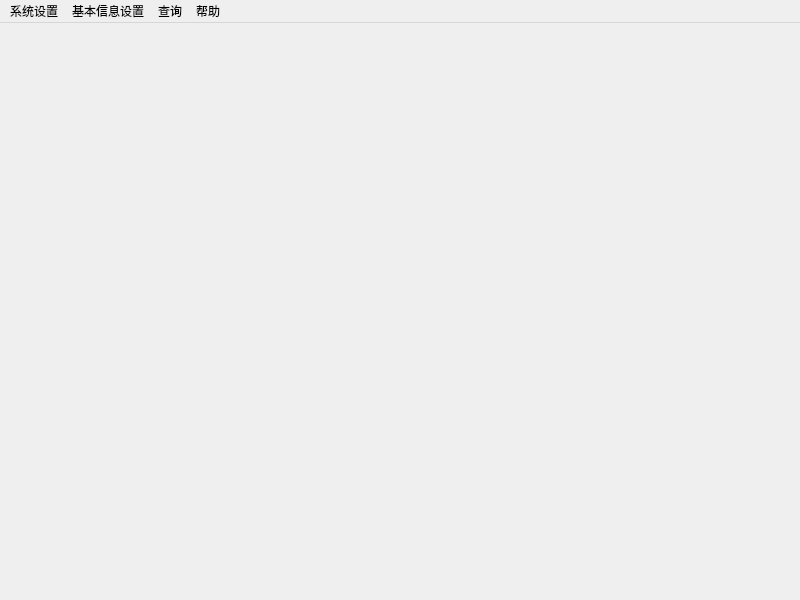
Old version of the form balance.ui in the repository yuyan235813/balance_platform.
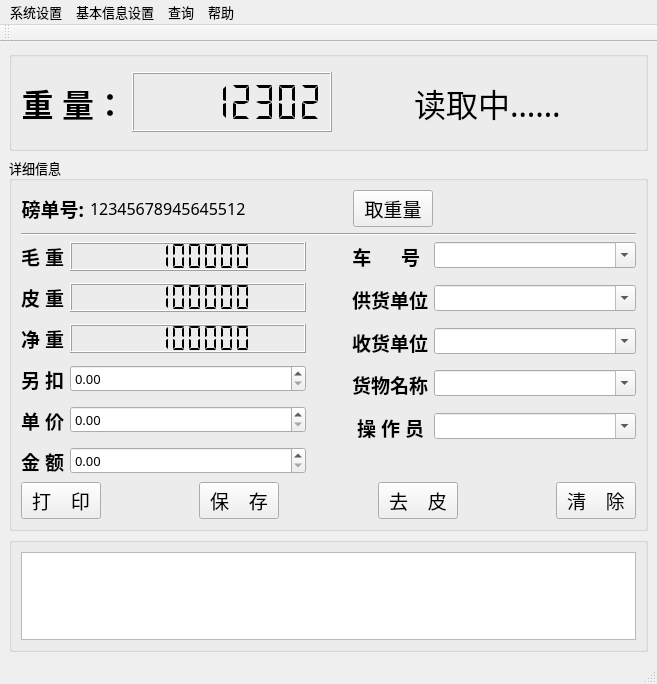
New version of the form.

Commit message: main window 布局

What changed in the file:
```diff
--- a/balance.ui
+++ b/balance.ui
@@ -6,20 +6,1024 @@
    <rect>
     <x>0</x>
     <y>0</y>
-    <width>800</width>
-    <height>600</height>
+    <width>657</width>
+    <height>684</height>
    </rect>
   </property>
+  <property name="font">
+   <font>
+    <family>微软雅黑</family>
+    <pointsize>10</pointsize>
+    <weight>50</weight>
+    <bold>false</bold>
+   </font>
+  </property>
+  <property name="acceptDrops">
+   <bool>false</bool>
+  </property>
   <property name="windowTitle">
    <string>牛逼的称重系统</string>
   </property>
-  <widget class="QWidget" name="centralWidget"/>
+  <widget class="QWidget" name="centralWidget">
+   <layout class="QVBoxLayout" name="verticalLayout" stretch="1,5,2">
+    <item>
+     <widget class="QGroupBox" name="groupBox">
+      <property name="minimumSize">
+       <size>
+        <width>600</width>
+        <height>100</height>
+       </size>
+      </property>
+      <property name="title">
+       <string/>
+      </property>
+      <layout class="QHBoxLayout" name="horizontalLayout">
+       <item>
+        <widget class="QLabel" name="weightLabel">
+         <property name="font">
+          <font>
+           <pointsize>24</pointsize>
+           <weight>75</weight>
+           <bold>true</bold>
+          </font>
+         </property>
+         <property name="layoutDirection">
+          <enum>Qt::LeftToRight</enum>
+         </property>
+         <property name="text">
+          <string>重 量：</string>
+         </property>
+         <property name="alignment">
+          <set>Qt::AlignRight|Qt::AlignTrailing|Qt::AlignVCenter</set>
+         </property>
+         <property name="wordWrap">
+          <bool>false</bool>
+         </property>
+         <property name="textInteractionFlags">
+          <set>Qt::LinksAccessibleByMouse</set>
+         </property>
+        </widget>
+       </item>
+       <item>
+        <widget class="QLCDNumber" name="weightLcdNumber">
+         <property name="enabled">
+          <bool>true</bool>
+         </property>
+         <property name="minimumSize">
+          <size>
+           <width>200</width>
+           <height>60</height>
+          </size>
+         </property>
+         <property name="maximumSize">
+          <size>
+           <width>500</width>
+           <height>60</height>
+          </size>
+         </property>
+         <property name="font">
+          <font>
+           <pointsize>12</pointsize>
+          </font>
+         </property>
+         <property name="cursor">
+          <cursorShape>ArrowCursor</cursorShape>
+         </property>
+         <property name="mouseTracking">
+          <bool>false</bool>
+         </property>
+         <property name="tabletTracking">
+          <bool>false</bool>
+         </property>
+         <property name="focusPolicy">
+          <enum>Qt::ClickFocus</enum>
+         </property>
+         <property name="acceptDrops">
+          <bool>false</bool>
+         </property>
+         <property name="layoutDirection">
+          <enum>Qt::LeftToRight</enum>
+         </property>
+         <property name="autoFillBackground">
+          <bool>false</bool>
+         </property>
+         <property name="frameShape">
+          <enum>QFrame::Box</enum>
+         </property>
+         <property name="frameShadow">
+          <enum>QFrame::Raised</enum>
+         </property>
+         <property name="lineWidth">
+          <number>1</number>
+         </property>
+         <property name="midLineWidth">
+          <number>0</number>
+         </property>
+         <property name="smallDecimalPoint">
+          <bool>true</bool>
+         </property>
+         <property name="digitCount">
+          <number>8</number>
+         </property>
+         <property name="mode">
+          <enum>QLCDNumber::Dec</enum>
+         </property>
+         <property name="segmentStyle">
+          <enum>QLCDNumber::Flat</enum>
+         </property>
+         <property name="value" stdset="0">
+          <double>12302.000000000000000</double>
+         </property>
+         <property name="intValue" stdset="0">
+          <number>12302</number>
+         </property>
+        </widget>
+       </item>
+       <item>
+        <spacer name="horizontalSpacer_2">
+         <property name="orientation">
+          <enum>Qt::Horizontal</enum>
+         </property>
+         <property name="sizeHint" stdset="0">
+          <size>
+           <width>40</width>
+           <height>20</height>
+          </size>
+         </property>
+        </spacer>
+       </item>
+       <item>
+        <widget class="QLabel" name="stateLabel">
+         <property name="font">
+          <font>
+           <pointsize>24</pointsize>
+           <weight>50</weight>
+           <italic>false</italic>
+           <bold>false</bold>
+           <strikeout>false</strikeout>
+          </font>
+         </property>
+         <property name="text">
+          <string>读取中……</string>
+         </property>
+         <property name="textFormat">
+          <enum>Qt::AutoText</enum>
+         </property>
+        </widget>
+       </item>
+       <item>
+        <spacer name="horizontalSpacer">
+         <property name="orientation">
+          <enum>Qt::Horizontal</enum>
+         </property>
+         <property name="sizeHint" stdset="0">
+          <size>
+           <width>40</width>
+           <height>20</height>
+          </size>
+         </property>
+        </spacer>
+       </item>
+      </layout>
+     </widget>
+    </item>
+    <item>
+     <widget class="QGroupBox" name="groupBox_2">
+      <property name="title">
+       <string>详细信息</string>
+      </property>
+      <layout class="QVBoxLayout" name="verticalLayout_4" stretch="0,0,1,0,6,0,1">
+       <item>
+        <layout class="QHBoxLayout" name="horizontalLayout_2" stretch="0,0,1,0,2">
+         <item>
+          <widget class="QLabel" name="label_7">
+           <property name="font">
+            <font>
+             <pointsize>14</pointsize>
+             <weight>75</weight>
+             <bold>true</bold>
+            </font>
+           </property>
+           <property name="text">
+            <string>磅单号:</string>
+           </property>
+           <property name="textFormat">
+            <enum>Qt::AutoText</enum>
+           </property>
+           <property name="alignment">
+            <set>Qt::AlignRight|Qt::AlignTrailing|Qt::AlignVCenter</set>
+           </property>
+           <property name="wordWrap">
+            <bool>false</bool>
+           </property>
+           <property name="indent">
+            <number>0</number>
+           </property>
+          </widget>
+         </item>
+         <item>
+          <widget class="QLabel" name="balanceNumber">
+           <property name="font">
+            <font>
+             <family>微软雅黑</family>
+             <pointsize>12</pointsize>
+             <weight>50</weight>
+             <bold>false</bold>
+            </font>
+           </property>
+           <property name="text">
+            <string>12345678945645512</string>
+           </property>
+           <property name="textInteractionFlags">
+            <set>Qt::TextSelectableByMouse</set>
+           </property>
+          </widget>
+         </item>
+         <item>
+          <spacer name="horizontalSpacer_10">
+           <property name="orientation">
+            <enum>Qt::Horizontal</enum>
+           </property>
+           <property name="sizeHint" stdset="0">
+            <size>
+             <width>40</width>
+             <height>20</height>
+            </size>
+           </property>
+          </spacer>
+         </item>
+         <item>
+          <widget class="QPushButton" name="pushButton">
+           <property name="font">
+            <font>
+             <pointsize>14</pointsize>
+            </font>
+           </property>
+           <property name="text">
+            <string>取重量</string>
+           </property>
+          </widget>
+         </item>
+         <item>
+          <spacer name="horizontalSpacer_9">
+           <property name="orientation">
+            <enum>Qt::Horizontal</enum>
+           </property>
+           <property name="sizeHint" stdset="0">
+            <size>
+             <width>40</width>
+             <height>20</height>
+            </size>
+           </property>
+          </spacer>
+         </item>
+        </layout>
+       </item>
+       <item>
+        <spacer name="verticalSpacer_12">
+         <property name="orientation">
+          <enum>Qt::Vertical</enum>
+         </property>
+         <property name="sizeHint" stdset="0">
+          <size>
+           <width>20</width>
+           <height>40</height>
+          </size>
+         </property>
+        </spacer>
+       </item>
+       <item>
+        <widget class="Line" name="line_3">
+         <property name="orientation">
+          <enum>Qt::Horizontal</enum>
+         </property>
+        </widget>
+       </item>
+       <item>
+        <spacer name="verticalSpacer_13">
+         <property name="orientation">
+          <enum>Qt::Vertical</enum>
+         </property>
+         <property name="sizeHint" stdset="0">
+          <size>
+           <width>20</width>
+           <height>40</height>
+          </size>
+         </property>
+        </spacer>
+       </item>
+       <item>
+        <layout class="QHBoxLayout" name="horizontalLayout_3" stretch="1,0,1">
+         <item>
+          <layout class="QFormLayout" name="formLayout">
+           <property name="sizeConstraint">
+            <enum>QLayout::SetDefaultConstraint</enum>
+           </property>
+           <property name="fieldGrowthPolicy">
+            <enum>QFormLayout::AllNonFixedFieldsGrow</enum>
+           </property>
+           <item row="0" column="0">
+            <widget class="QLabel" name="label">
+             <property name="font">
+              <font>
+               <pointsize>14</pointsize>
+               <weight>75</weight>
+               <bold>true</bold>
+              </font>
+             </property>
+             <property name="text">
+              <string>毛 重</string>
+             </property>
+             <property name="textFormat">
+              <enum>Qt::AutoText</enum>
+             </property>
+             <property name="alignment">
+              <set>Qt::AlignRight|Qt::AlignTrailing|Qt::AlignVCenter</set>
+             </property>
+             <property name="wordWrap">
+              <bool>false</bool>
+             </property>
+             <property name="indent">
+              <number>0</number>
+             </property>
+            </widget>
+           </item>
+           <item row="0" column="1">
+            <widget class="QLCDNumber" name="lcdNumber_2">
+             <property name="smallDecimalPoint">
+              <bool>true</bool>
+             </property>
+             <property name="digitCount">
+              <number>8</number>
+             </property>
+             <property name="segmentStyle">
+              <enum>QLCDNumber::Flat</enum>
+             </property>
+             <property name="intValue" stdset="0">
+              <number>12345678</number>
+             </property>
+            </widget>
+           </item>
+           <item row="2" column="0">
+            <widget class="QLabel" name="label_2">
+             <property name="font">
+              <font>
+               <pointsize>14</pointsize>
+               <weight>75</weight>
+               <bold>true</bold>
+              </font>
+             </property>
+             <property name="text">
+              <string>皮 重</string>
+             </property>
+             <property name="textFormat">
+              <enum>Qt::AutoText</enum>
+             </property>
+             <property name="alignment">
+              <set>Qt::AlignRight|Qt::AlignTrailing|Qt::AlignVCenter</set>
+             </property>
+             <property name="wordWrap">
+              <bool>false</bool>
+             </property>
+             <property name="indent">
+              <number>0</number>
+             </property>
+            </widget>
+           </item>
+           <item row="4" column="0">
+            <widget class="QLabel" name="label_3">
+             <property name="font">
+              <font>
+               <pointsize>14</pointsize>
+               <weight>75</weight>
+               <bold>true</bold>
+              </font>
+             </property>
+             <property name="text">
+              <string>净 重</string>
+             </property>
+             <property name="textFormat">
+              <enum>Qt::AutoText</enum>
+             </property>
+             <property name="alignment">
+              <set>Qt::AlignRight|Qt::AlignTrailing|Qt::AlignVCenter</set>
+             </property>
+             <property name="wordWrap">
+              <bool>false</bool>
+             </property>
+             <property name="indent">
+              <number>0</number>
+             </property>
+            </widget>
+           </item>
+           <item row="2" column="1">
+            <widget class="QLCDNumber" name="lcdNumber">
+             <property name="font">
+              <font>
+               <pointsize>10</pointsize>
+              </font>
+             </property>
+             <property name="smallDecimalPoint">
+              <bool>true</bool>
+             </property>
+             <property name="digitCount">
+              <number>8</number>
+             </property>
+             <property name="segmentStyle">
+              <enum>QLCDNumber::Flat</enum>
+             </property>
+             <property name="intValue" stdset="0">
+              <number>12345678</number>
+             </property>
+            </widget>
+           </item>
+           <item row="4" column="1">
+            <widget class="QLCDNumber" name="lcdNumber_3">
+             <property name="smallDecimalPoint">
+              <bool>true</bool>
+             </property>
+             <property name="digitCount">
+              <number>8</number>
+             </property>
+             <property name="segmentStyle">
+              <enum>QLCDNumber::Flat</enum>
+             </property>
+             <property name="intValue" stdset="0">
+              <number>12345678</number>
+             </property>
+            </widget>
+           </item>
+           <item row="6" column="0">
+            <widget class="QLabel" name="label_4">
+             <property name="font">
+              <font>
+               <pointsize>14</pointsize>
+               <weight>75</weight>
+               <bold>true</bold>
+              </font>
+             </property>
+             <property name="text">
+              <string>另 扣</string>
+             </property>
+             <property name="textFormat">
+              <enum>Qt::AutoText</enum>
+             </property>
+             <property name="alignment">
+              <set>Qt::AlignRight|Qt::AlignTrailing|Qt::AlignVCenter</set>
+             </property>
+             <property name="wordWrap">
+              <bool>false</bool>
+             </property>
+             <property name="indent">
+              <number>0</number>
+             </property>
+            </widget>
+           </item>
+           <item row="8" column="0">
+            <widget class="QLabel" name="label_6">
+             <property name="font">
+              <font>
+               <pointsize>14</pointsize>
+               <weight>75</weight>
+               <bold>true</bold>
+              </font>
+             </property>
+             <property name="text">
+              <string>单 价</string>
+             </property>
+             <property name="textFormat">
+              <enum>Qt::AutoText</enum>
+             </property>
+             <property name="alignment">
+              <set>Qt::AlignRight|Qt::AlignTrailing|Qt::AlignVCenter</set>
+             </property>
+             <property name="wordWrap">
+              <bool>false</bool>
+             </property>
+             <property name="indent">
+              <number>0</number>
+             </property>
+            </widget>
+           </item>
+           <item row="10" column="0">
+            <widget class="QLabel" name="label_5">
+             <property name="font">
+              <font>
+               <pointsize>14</pointsize>
+               <weight>75</weight>
+               <bold>true</bold>
+              </font>
+             </property>
+             <property name="text">
+              <string>金 额</string>
+             </property>
+             <property name="textFormat">
+              <enum>Qt::AutoText</enum>
+             </property>
+             <property name="alignment">
+              <set>Qt::AlignRight|Qt::AlignTrailing|Qt::AlignVCenter</set>
+             </property>
+             <property name="wordWrap">
+              <bool>false</bool>
+             </property>
+             <property name="indent">
+              <number>0</number>
+             </property>
+            </widget>
+           </item>
+           <item row="6" column="1">
+            <widget class="QDoubleSpinBox" name="doubleSpinBox_2">
+             <property name="maximum">
+              <double>99999.000000000000000</double>
+             </property>
+            </widget>
+           </item>
+           <item row="8" column="1">
+            <widget class="QDoubleSpinBox" name="doubleSpinBox_3">
+             <property name="maximum">
+              <double>99999.990000000005239</double>
+             </property>
+            </widget>
+           </item>
+           <item row="10" column="1">
+            <widget class="QDoubleSpinBox" name="doubleSpinBox">
+             <property name="maximum">
+              <double>99999.990000000005239</double>
+             </property>
+            </widget>
+           </item>
+           <item row="1" column="1">
+            <spacer name="verticalSpacer">
+             <property name="orientation">
+              <enum>Qt::Vertical</enum>
+             </property>
+             <property name="sizeHint" stdset="0">
+              <size>
+               <width>20</width>
+               <height>40</height>
+              </size>
+             </property>
+            </spacer>
+           </item>
+           <item row="3" column="1">
+            <spacer name="verticalSpacer_2">
+             <property name="orientation">
+              <enum>Qt::Vertical</enum>
+             </property>
+             <property name="sizeHint" stdset="0">
+              <size>
+               <width>20</width>
+               <height>40</height>
+              </size>
+             </property>
+            </spacer>
+           </item>
+           <item row="5" column="1">
+            <spacer name="verticalSpacer_3">
+             <property name="orientation">
+              <enum>Qt::Vertical</enum>
+             </property>
+             <property name="sizeHint" stdset="0">
+              <size>
+               <width>20</width>
+               <height>40</height>
+              </size>
+             </property>
+            </spacer>
+           </item>
+           <item row="7" column="1">
+            <spacer name="verticalSpacer_4">
+             <property name="orientation">
+              <enum>Qt::Vertical</enum>
+             </property>
+             <property name="sizeHint" stdset="0">
+              <size>
+               <width>20</width>
+               <height>40</height>
+              </size>
+             </property>
+            </spacer>
+           </item>
+           <item row="9" column="1">
+            <spacer name="verticalSpacer_5">
+             <property name="orientation">
+              <enum>Qt::Vertical</enum>
+             </property>
+             <property name="sizeHint" stdset="0">
+              <size>
+               <width>20</width>
+               <height>40</height>
+              </size>
+             </property>
+            </spacer>
+           </item>
+          </layout>
+         </item>
+         <item>
+          <spacer name="horizontalSpacer_5">
+           <property name="orientation">
+            <enum>Qt::Horizontal</enum>
+           </property>
+           <property name="sizeHint" stdset="0">
+            <size>
+             <width>40</width>
+             <height>20</height>
+            </size>
+           </property>
+          </spacer>
+         </item>
+         <item>
+          <layout class="QFormLayout" name="formLayout_2">
+           <item row="0" column="0">
+            <widget class="QLabel" name="label_8">
+             <property name="font">
+              <font>
+               <pointsize>14</pointsize>
+               <weight>75</weight>
+               <bold>true</bold>
+              </font>
+             </property>
+             <property name="text">
+              <string>车      号</string>
+             </property>
+             <property name="textFormat">
+              <enum>Qt::AutoText</enum>
+             </property>
+             <property name="alignment">
+              <set>Qt::AlignRight|Qt::AlignTrailing|Qt::AlignVCenter</set>
+             </property>
+             <property name="wordWrap">
+              <bool>false</bool>
+             </property>
+             <property name="indent">
+              <number>0</number>
+             </property>
+            </widget>
+           </item>
+           <item row="0" column="1">
+            <widget class="QComboBox" name="comboBox">
+             <property name="editable">
+              <bool>true</bool>
+             </property>
+            </widget>
+           </item>
+           <item row="2" column="0">
+            <widget class="QLabel" name="label_11">
+             <property name="font">
+              <font>
+               <pointsize>14</pointsize>
+               <weight>75</weight>
+               <bold>true</bold>
+              </font>
+             </property>
+             <property name="text">
+              <string>供货单位</string>
+             </property>
+             <property name="textFormat">
+              <enum>Qt::AutoText</enum>
+             </property>
+             <property name="alignment">
+              <set>Qt::AlignRight|Qt::AlignTrailing|Qt::AlignVCenter</set>
+             </property>
+             <property name="wordWrap">
+              <bool>false</bool>
+             </property>
+             <property name="indent">
+              <number>0</number>
+             </property>
+            </widget>
+           </item>
+           <item row="2" column="1">
+            <widget class="QComboBox" name="comboBox_4">
+             <property name="editable">
+              <bool>true</bool>
+             </property>
+            </widget>
+           </item>
+           <item row="4" column="1">
+            <widget class="QComboBox" name="comboBox_2">
+             <property name="editable">
+              <bool>true</bool>
+             </property>
+            </widget>
+           </item>
+           <item row="4" column="0">
+            <widget class="QLabel" name="label_14">
+             <property name="font">
+              <font>
+               <pointsize>14</pointsize>
+               <weight>75</weight>
+               <bold>true</bold>
+              </font>
+             </property>
+             <property name="text">
+              <string>收货单位</string>
+             </property>
+             <property name="textFormat">
+              <enum>Qt::AutoText</enum>
+             </property>
+             <property name="alignment">
+              <set>Qt::AlignRight|Qt::AlignTrailing|Qt::AlignVCenter</set>
+             </property>
+             <property name="wordWrap">
+              <bool>false</bool>
+             </property>
+             <property name="indent">
+              <number>0</number>
+             </property>
+            </widget>
+           </item>
+           <item row="6" column="1">
+            <widget class="QComboBox" name="comboBox_3">
+             <property name="editable">
+              <bool>true</bool>
+             </property>
+            </widget>
+           </item>
+           <item row="6" column="0">
+            <widget class="QLabel" name="label_15">
+             <property name="font">
+              <font>
+               <pointsize>14</pointsize>
+               <weight>75</weight>
+               <bold>true</bold>
+              </font>
+             </property>
+             <property name="text">
+              <string>货物名称</string>
+             </property>
+             <property name="textFormat">
+              <enum>Qt::AutoText</enum>
+             </property>
+             <property name="alignment">
+              <set>Qt::AlignRight|Qt::AlignTrailing|Qt::AlignVCenter</set>
+             </property>
+             <property name="wordWrap">
+              <bool>false</bool>
+             </property>
+             <property name="indent">
+              <number>0</number>
+             </property>
+            </widget>
+           </item>
+           <item row="8" column="0">
+            <widget class="QLabel" name="label_16">
+             <property name="font">
+              <font>
+               <pointsize>14</pointsize>
+               <weight>75</weight>
+               <bold>true</bold>
+              </font>
+             </property>
+             <property name="text">
+              <string> 操 作 员</string>
+             </property>
+             <property name="textFormat">
+              <enum>Qt::AutoText</enum>
+             </property>
+             <property name="alignment">
+              <set>Qt::AlignRight|Qt::AlignTrailing|Qt::AlignVCenter</set>
+             </property>
+             <property name="wordWrap">
+              <bool>false</bool>
+             </property>
+             <property name="indent">
+              <number>0</number>
+             </property>
+            </widget>
+           </item>
+           <item row="8" column="1">
+            <widget class="QComboBox" name="comboBox_5">
+             <property name="editable">
+              <bool>true</bool>
+             </property>
+            </widget>
+           </item>
+           <item row="1" column="1">
+            <spacer name="verticalSpacer_6">
+             <property name="orientation">
+              <enum>Qt::Vertical</enum>
+             </property>
+             <property name="sizeHint" stdset="0">
+              <size>
+               <width>20</width>
+               <height>40</height>
+              </size>
+             </property>
+            </spacer>
+           </item>
+           <item row="3" column="1">
+            <spacer name="verticalSpacer_8">
+             <property name="orientation">
+              <enum>Qt::Vertical</enum>
+             </property>
+             <property name="sizeHint" stdset="0">
+              <size>
+               <width>20</width>
+               <height>40</height>
+              </size>
+             </property>
+            </spacer>
+           </item>
+           <item row="10" column="0">
+            <spacer name="horizontalSpacer_3">
+             <property name="orientation">
+              <enum>Qt::Horizontal</enum>
+             </property>
+             <property name="sizeHint" stdset="0">
+              <size>
+               <width>40</width>
+               <height>20</height>
+              </size>
+             </property>
+            </spacer>
+           </item>
+           <item row="10" column="1">
+            <spacer name="horizontalSpacer_4">
+             <property name="orientation">
+              <enum>Qt::Horizontal</enum>
+             </property>
+             <property name="sizeHint" stdset="0">
+              <size>
+               <width>40</width>
+               <height>20</height>
+              </size>
+             </property>
+            </spacer>
+           </item>
+           <item row="5" column="1">
+            <spacer name="verticalSpacer_9">
+             <property name="orientation">
+              <enum>Qt::Vertical</enum>
+             </property>
+             <property name="sizeHint" stdset="0">
+              <size>
+               <width>20</width>
+               <height>40</height>
+              </size>
+             </property>
+            </spacer>
+           </item>
+           <item row="7" column="1">
+            <spacer name="verticalSpacer_10">
+             <property name="orientation">
+              <enum>Qt::Vertical</enum>
+             </property>
+             <property name="sizeHint" stdset="0">
+              <size>
+               <width>20</width>
+               <height>40</height>
+              </size>
+             </property>
+            </spacer>
+           </item>
+           <item row="9" column="1">
+            <spacer name="verticalSpacer_11">
+             <property name="orientation">
+              <enum>Qt::Vertical</enum>
+             </property>
+             <property name="sizeHint" stdset="0">
+              <size>
+               <width>20</width>
+               <height>40</height>
+              </size>
+             </property>
+            </spacer>
+           </item>
+          </layout>
+         </item>
+        </layout>
+       </item>
+       <item>
+        <spacer name="verticalSpacer_14">
+         <property name="orientation">
+          <enum>Qt::Vertical</enum>
+         </property>
+         <property name="sizeHint" stdset="0">
+          <size>
+           <width>20</width>
+           <height>40</height>
+          </size>
+         </property>
+        </spacer>
+       </item>
+       <item>
+        <layout class="QHBoxLayout" name="horizontalLayout_4">
+         <item>
+          <widget class="QPushButton" name="pushButton_2">
+           <property name="font">
+            <font>
+             <pointsize>14</pointsize>
+            </font>
+           </property>
+           <property name="text">
+            <string>打    印</string>
+           </property>
+          </widget>
+         </item>
+         <item>
+          <spacer name="horizontalSpacer_6">
+           <property name="orientation">
+            <enum>Qt::Horizontal</enum>
+           </property>
+           <property name="sizeHint" stdset="0">
+            <size>
+             <width>40</width>
+             <height>20</height>
+            </size>
+           </property>
+          </spacer>
+         </item>
+         <item>
+          <widget class="QPushButton" name="pushButton_3">
+           <property name="font">
+            <font>
+             <pointsize>14</pointsize>
+            </font>
+           </property>
+           <property name="text">
+            <string>保    存</string>
+           </property>
+          </widget>
+         </item>
+         <item>
+          <spacer name="horizontalSpacer_7">
+           <property name="orientation">
+            <enum>Qt::Horizontal</enum>
+           </property>
+           <property name="sizeHint" stdset="0">
+            <size>
+             <width>40</width>
+             <height>20</height>
+            </size>
+           </property>
+          </spacer>
+         </item>
+         <item>
+          <widget class="QPushButton" name="pushButton_4">
+           <property name="font">
+            <font>
+             <pointsize>14</pointsize>
+            </font>
+           </property>
+           <property name="text">
+            <string>去    皮</string>
+           </property>
+          </widget>
+         </item>
+         <item>
+          <spacer name="horizontalSpacer_8">
+           <property name="orientation">
+            <enum>Qt::Horizontal</enum>
+           </property>
+           <property name="sizeHint" stdset="0">
+            <size>
+             <width>40</width>
+             <height>20</height>
+            </size>
+           </property>
+          </spacer>
+         </item>
+         <item>
+          <widget class="QPushButton" name="pushButton_5">
+           <property name="font">
+            <font>
+             <pointsize>14</pointsize>
+            </font>
+           </property>
+           <property name="text">
+            <string>清    除</string>
+           </property>
+          </widget>
+         </item>
+        </layout>
+       </item>
+      </layout>
+     </widget>
+    </item>
+    <item>
+     <widget class="QGroupBox" name="groupBox_3">
+      <property name="title">
+       <string/>
+      </property>
+      <layout class="QVBoxLayout" name="verticalLayout_5">
+       <item>
+        <widget class="QTableView" name="tableView"/>
+       </item>
+      </layout>
+     </widget>
+    </item>
+   </layout>
+   <zorder>groupBox</zorder>
+   <zorder>groupBox_3</zorder>
+   <zorder>groupBox_2</zorder>
+  </widget>
   <widget class="QMenuBar" name="menuBar">
    <property name="geometry">
     <rect>
      <x>0</x>
      <y>0</y>
-     <width>800</width>
+     <width>657</width>
      <height>23</height>
     </rect>
    </property>
@@ -59,6 +1063,18 @@
    <addaction name="qmenuQuery"/>
    <addaction name="qmenuHelp"/>
   </widget>
+  <widget class="QToolBar" name="toolBar">
+   <property name="windowTitle">
+    <string>toolBar</string>
+   </property>
+   <attribute name="toolBarArea">
+    <enum>TopToolBarArea</enum>
+   </attribute>
+   <attribute name="toolBarBreak">
+    <bool>false</bool>
+   </attribute>
+  </widget>
+  <widget class="QStatusBar" name="statusBar"/>
   <action name="actionBalanceFormSetup">
    <property name="text">
     <string>磅单设置</string>
```
Left out of the diff: 2 changed lines with no effect on the pictures. The commit also changes 1 other file.
